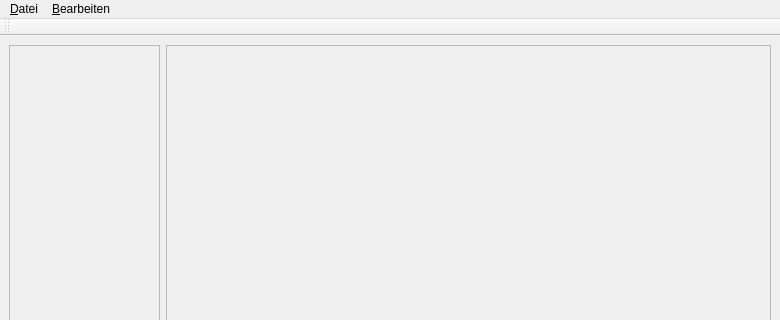
The window that mainwindow.ui (JackLeEmmerdeur/knfancurve) describes before a commit, drawn with Qt 5; both pictures show x 0 to 780 and y 0 to 320 of the 780 by 582 pixel window.
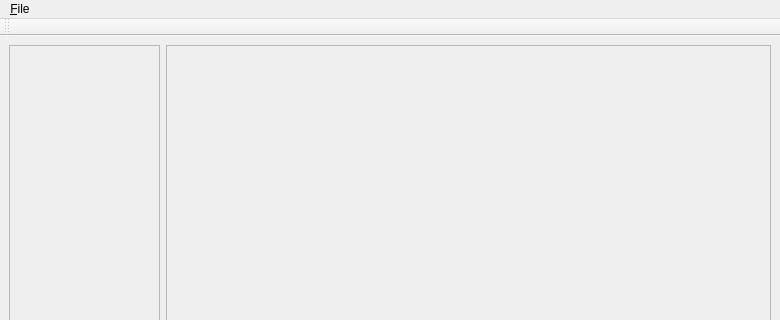
The same window after the commit.

Diff of the .ui file:
```diff
--- a/mainwindow.ui
+++ b/mainwindow.ui
@@ -89,17 +89,10 @@
    </property>
    <widget class="QMenu" name="menu_Datei">
     <property name="title">
-     <string>&amp;Datei</string>
+     <string comment="MMFile">&amp;File</string>
     </property>
    </widget>
-   <widget class="QMenu" name="menu_Bearbeiten">
-    <property name="title">
-     <string>&amp;Bearbeiten</string>
-    </property>
-    <addaction name="actionEinstellungen"/>
-   </widget>
    <addaction name="menu_Datei"/>
-   <addaction name="menu_Bearbeiten"/>
   </widget>
   <widget class="QToolBar" name="mainToolBar">
    <attribute name="toolBarArea">
```
Left out of the diff: 2 changed lines with no effect on the pictures.
